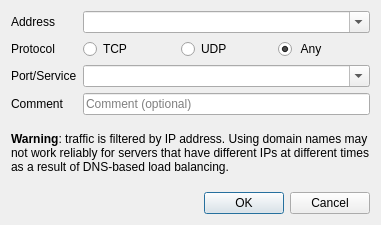
Before: the Qt Designer form ui/newfwruledlg.ui in QubesOS/qubes-manager, drawn with Qt 5.
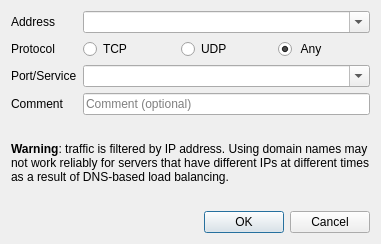
After: the same form once the commit is applied.

```diff
--- a/ui/newfwruledlg.ui
+++ b/ui/newfwruledlg.ui
@@ -154,6 +154,12 @@
      </item>
      <item row="4" column="0" colspan="4">
       <widget class="QLabel" name="label_3">
+       <property name="sizePolicy">
+        <sizepolicy hsizetype="Preferred" vsizetype="Minimum">
+         <horstretch>0</horstretch>
+         <verstretch>0</verstretch>
+        </sizepolicy>
+       </property>
        <property name="text">
         <string>&lt;html&gt;&lt;head/&gt;&lt;body&gt;&lt;p&gt;&lt;span style=&quot; font-weight:700;&quot;&gt;Warning&lt;/span&gt;: traffic is filtered by IP address. Using domain names may not work reliably for servers that have different IPs at different times as a result of DNS-based load balancing.&lt;/p&gt;&lt;/body&gt;&lt;/html&gt;</string>
        </property>
```
